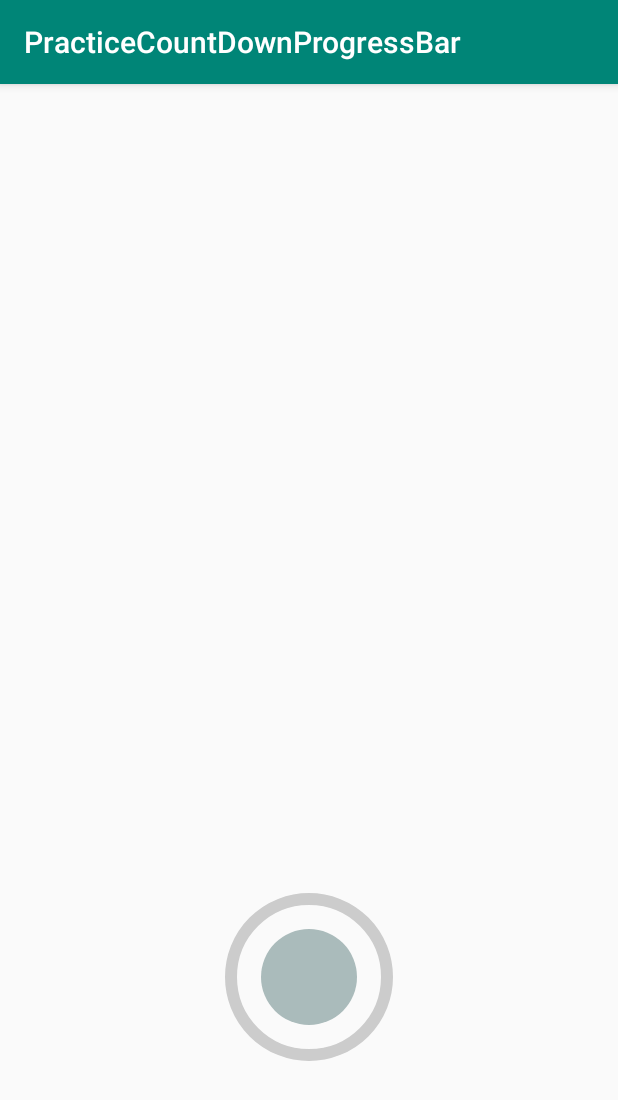
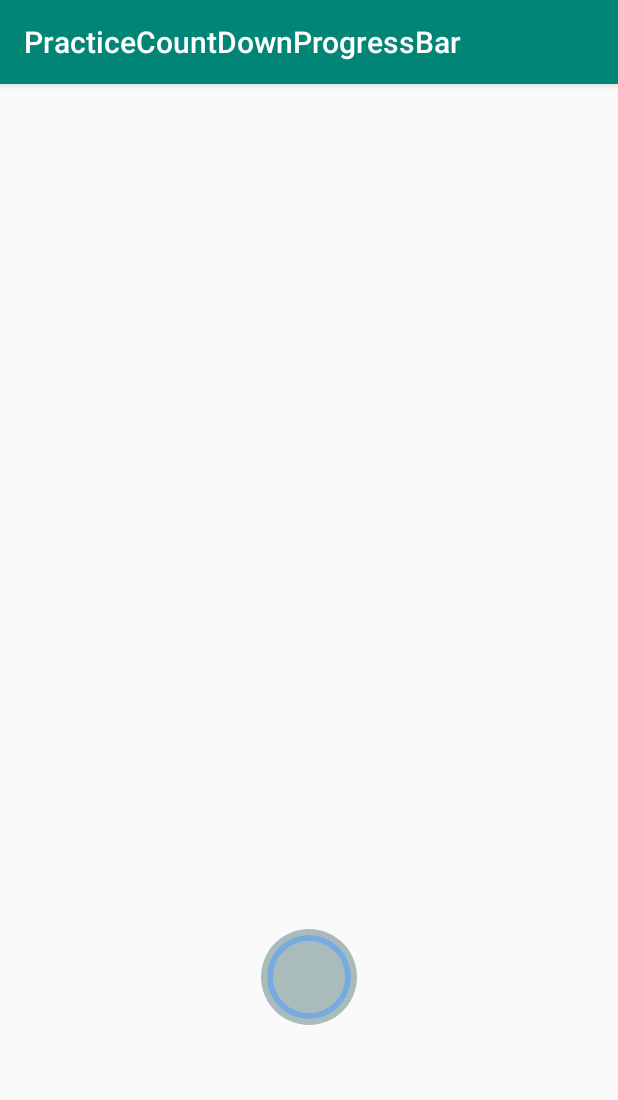
Before and after one commit to aluceps/PracticeCircleProgressBar, an Android app: the screen it shows after launch (MainActivity), on a phone screen of 412 x 824 dp. Shown: the top 1100 px of the screen. Run offline under Robolectric (Android 15) with nearby library versions, the phone set to English and light mode, and no system bars; our stand-ins replace data binding.

Commit message:
Fix to tap conditions.

```diff
--- a/app/src/main/java/me/aluceps/practicecountdownprogressbar/CircleProgressBar.kt
+++ b/app/src/main/java/me/aluceps/practicecountdownprogressbar/CircleProgressBar.kt
@@ -99,12 +99,12 @@ class CircleProgressBar @JvmOverloads constructor(
             width - progressStrokeWidth,
             height - progressStrokeWidth
         )
-
         canvas?.drawArc(progressOval, 0f, 360f, false, progressSecondaryPaint)
-
         if (started) getAngle().let { angle ->
             canvas?.drawArc(progressOval, 270f, angle, false, progressPaint)
             listener?.onProgress((angle / 360 * 100).toInt())
+        } else {
+            canvas?.drawArc(progressOval, 270f, 360f, false, progressPaint)
         }
     }
 
--- a/app/src/main/res/layout/activity_main.xml
+++ b/app/src/main/res/layout/activity_main.xml
@@ -24,14 +24,15 @@
 
         <me.aluceps.practicecountdownprogressbar.CircleProgressBar
             android:id="@+id/progress"
-            android:layout_width="120dp"
-            android:layout_height="120dp"
+            android:layout_width="0dp"
+            android:layout_height="0dp"
+            android:layout_margin="2dp"
             app:layout_constraintBottom_toBottomOf="@id/button"
             app:layout_constraintEnd_toEndOf="@id/button"
             app:layout_constraintStart_toStartOf="@id/button"
             app:layout_constraintTop_toTopOf="@id/button"
-            app:progress_duration="5"
-            app:progress_stroke_width="8dp"
+            app:progress_duration="15"
+            app:progress_stroke_width="4dp"
             />
     </android.support.constraint.ConstraintLayout>
 </layout>
```
Also changed, not shown: app/src/main/java/me/aluceps/practicecountdownprogressbar/MainActivity.kt (+8 -4 lines).
